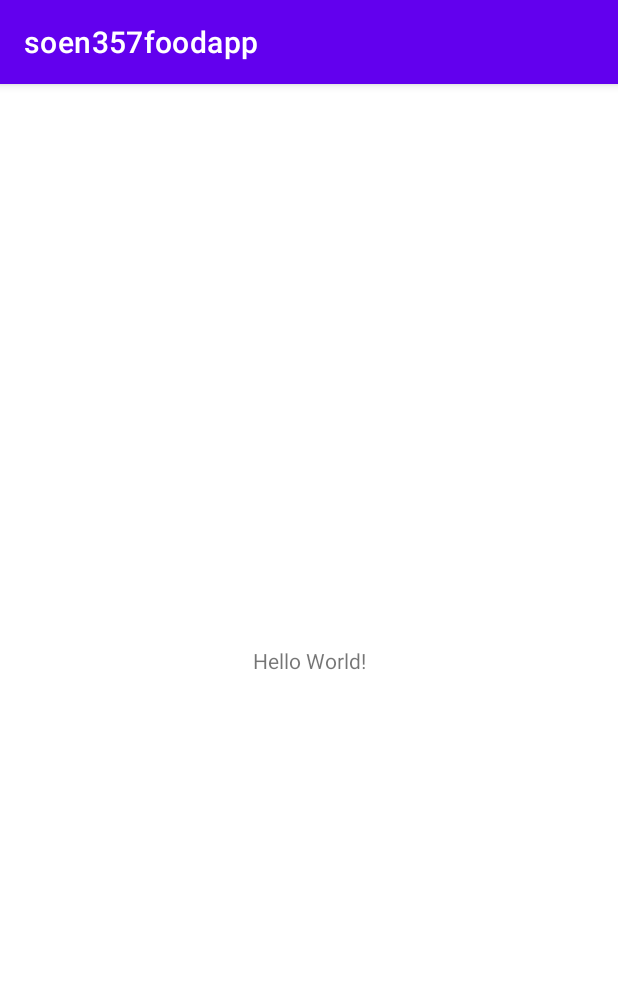
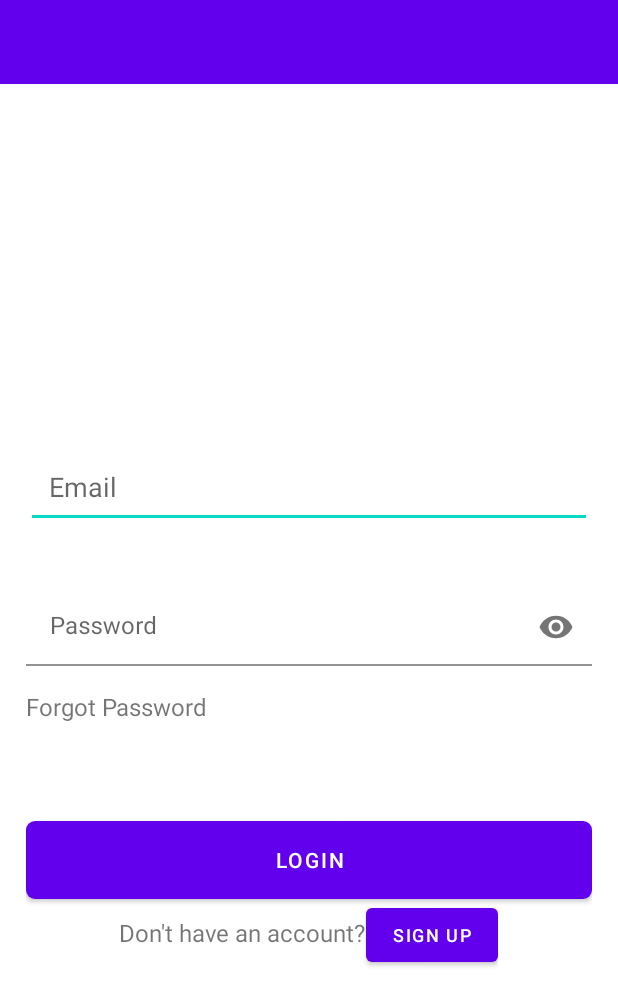
Before and after one commit to A-BAKLEH/soen357foodapp, an Android app: the screen it shows after launch (MainActivity before the commit, Login after it), on a phone screen of 412 x 824 dp. Shown: the top 1006 px of the screen. Run offline under Robolectric (Android 15) with nearby library versions, the phone set to English and light mode, and no system bars.

Commit message:
simple signup and login page, not complete

```diff
--- a/app/build.gradle
+++ b/app/build.gradle
@@ -1,5 +1,11 @@
 plugins {
     id 'com.android.application'
+}
+task wrapper(type: Wrapper){
+    gradleVersion = '7.2'
+}
+task prepareKotlinBuildScriptModel {
+
 }
 
 android {
--- /dev/null
+++ b/app/src/main/java/com/example/soen357foodapp/Login.java
@@ -0,0 +1,79 @@
+package com.example.soen357foodapp;
+
+import androidx.appcompat.app.AppCompatActivity;
+
+import android.content.Intent;
+import android.content.SharedPreferences;
+import android.os.Bundle;
+import android.view.View;
+import android.widget.Button;
+import android.widget.EditText;
+import android.widget.TextView;
+import android.widget.Toast;
+
+import java.util.Objects;
+
+
+public class Login extends AppCompatActivity {
+
+    protected EditText emailLogin, passwordLogin;
+    protected Button buttonLogin;
+    protected TextView noAccountText, sign_up;
+
+    @Override
+    protected void onCreate(Bundle savedInstanceState) {
+        super.onCreate(savedInstanceState);
+        setContentView(R.layout.activity_login);
+
+        emailLogin = findViewById(R.id.login_email);
+        passwordLogin = findViewById(R.id.login_password);
+        buttonLogin = findViewById(R.id.login_button);
+        noAccountText = findViewById(R.id.no_account_text);
+        //sign_up = findViewById(R.id.signup_on_login);
+
+        Objects.requireNonNull(getSupportActionBar()).setElevation(0f);
+        getSupportActionBar().setTitle(null);
+
+
+        buttonLogin.setOnClickListener(new View.OnClickListener() {
+            @Override
+            public void onClick(View view) {
+                if(emailLogin.getText().length() > 0 && passwordLogin.getText().length() > 0){
+
+                    openMain();
+
+                }
+
+            }
+        });
+
+        Button btn2 = (Button)findViewById(R.id.signup_on_login);
+
+        btn2.setOnClickListener(new View.OnClickListener() {
+            @Override
+            public void onClick(View view) {
+
+                Intent intent = new Intent(getApplicationContext(), Registration.class);
+                startActivity(intent);
+                //startActivity(new Intent(Login.this, Registration.class));
+            }
+        });
+/*
+        sign_up.setOnClickListener(new View.OnClickListener() {
+            @Override
+            public void onClick(View view) {
+                openMain();
+            }
+        });
+*/
+    }
+
+    public void openMain()
+    {
+        Intent intent = new Intent(getApplicationContext(), MainActivity.class);
+        intent.addFlags(Intent.FLAG_ACTIVITY_CLEAR_TASK | Intent.FLAG_ACTIVITY_NEW_TASK);
+        intent.putExtra("login_result", true);
+        startActivity(intent);
+    }
+
+}
--- /dev/null
+++ b/app/src/main/res/drawable/save_button.xml
@@ -0,0 +1,15 @@
+<?xml version="1.0" encoding="utf-8"?>
+<selector xmlns:android="http://schemas.android.com/apk/res/android" >
+    <item android:state_pressed="true" >
+        <shape android:shape="rectangle" >
+            <stroke android:width="2dip" android:color="#E8F4EA" />
+            <solid android:color="#E8F4EA" />
+        </shape>
+    </item>
+    <item >
+        <shape android:shape="rectangle"  >
+            <corners android:radius="6dip" />
+            <solid android:color="#E8F4EA"/>
+        </shape>
+    </item>
+</selector>
--- a/app/src/main/res/layout/activity_login.xml
+++ b/app/src/main/res/layout/activity_login.xml
@@ -3,7 +3,147 @@
     xmlns:app="http://schemas.android.com/apk/res-auto"
     xmlns:tools="http://schemas.android.com/tools"
     android:layout_width="match_parent"
+
     android:layout_height="match_parent"
-    tools:context=".LoginActivity">
+    tools:layout_editor_absoluteX="-10dp"
+    tools:layout_editor_absoluteY="0dp">
+
+
+    <FrameLayout
+        android:id="@+id/login_header"
+        android:layout_width="match_parent"
+        android:layout_height="wrap_content"
+        app:layout_constraintTop_toTopOf="parent"
+        app:layout_constraintStart_toStartOf="parent" >
+        <LinearLayout
+            android:layout_width="match_parent"
+            android:layout_height="wrap_content"
+            android:orientation="horizontal">
+            <Space
+                android:layout_width="wrap_content"
+                android:layout_height="match_parent"
+                android:layout_weight="1"
+                />
+            <ImageView
+                android:id="@+id/imageView2"
+                android:layout_gravity="center"
+                android:layout_width="48dp"
+                android:layout_height="wrap_content"
+                app:layout_constraintEnd_toEndOf="parent"
+                app:layout_constraintStart_toStartOf="parent"
+                app:layout_constraintTop_toTopOf="parent"/>
+
+            <TextView
+                android:id="@+id/textView"
+                android:layout_width="0dp"
+                android:layout_height="wrap_content"
+                android:layout_gravity="center"
+                android:layout_weight="3"
+                android:textColor="@android:color/white"
+                android:textSize="48sp"
+                android:textStyle="bold" />
+
+
+        </LinearLayout>
+
+    </FrameLayout>
+
+
+    <LinearLayout
+        android:layout_width="match_parent"
+        android:layout_height="wrap_content"
+        android:orientation="vertical"
+        android:padding="17dp"
+        app:layout_constraintBottom_toBottomOf="parent"
+        app:layout_constraintLeft_toLeftOf="parent"
+        app:layout_constraintTop_toBottomOf="@+id/login_header">
+
+        <EditText
+            android:id="@+id/login_email"
+            android:layout_width="match_parent"
+            android:layout_height="54dp"
+            android:drawablePadding="15dp"
+            android:ems="10"
+            android:hint="Email"
+            android:inputType="textEmailAddress"
+            android:padding="15dp"
+            android:textColor="@color/black"
+            tools:ignore="TextContrastCheck" />
+
+        <com.google.android.material.textfield.TextInputLayout
+            android:id="@+id/textInputLayout"
+            android:layout_width="match_parent"
+            android:layout_height="52dp"
+            android:layout_marginTop="40dp"
+            app:passwordToggleEnabled="true">
+
+            <EditText
+                android:id="@+id/login_password"
+                android:layout_width="match_parent"
+                android:layout_height="52dp"
+                android:background="@android:color/transparent"
+                android:drawablePadding="15dp"
+                android:ems="10"
+                android:hint="Password"
+                android:inputType="textPassword"
+                android:padding="15dp"
+                android:textColor="@color/black" />
+        </com.google.android.material.textfield.TextInputLayout>
+
+
+        <TextView
+            android:id="@+id/forgot_pword_text"
+            android:layout_width="wrap_content"
+            android:layout_height="wrap_content"
+            android:layout_marginTop="16dp"
+            android:layout_marginEnd="16dp"
+            android:text="Forgot Password"
+            android:textSize="16sp"
+            app:layout_constraintEnd_toEndOf="parent"
+            app:layout_constraintHorizontal_bias="0.996"
+            app:layout_constraintStart_toStartOf="parent"
+            app:layout_constraintTop_toBottomOf="@+id/textInputLayout" />
+
+        <Button
+            android:id="@+id/login_button"
+            android:layout_width="match_parent"
+            android:layout_height="52dp"
+            android:layout_marginTop="65dp"
+            android:background="@drawable/save_button"
+            android:text="Login"
+            android:textColor="#FFFFFF"
+            app:layout_constraintEnd_toEndOf="parent"
+            app:layout_constraintStart_toStartOf="parent"
+            app:layout_constraintTop_toBottomOf="@+id/textInputLayout" />
+        <LinearLayout
+            android:layout_width="wrap_content"
+            android:layout_height="match_parent"
+            android:orientation="horizontal"
+            android:layout_gravity="center_horizontal"
+            >
+            <TextView
+                android:id="@+id/no_account_text"
+                android:layout_width="wrap_content"
+                android:layout_height="wrap_content"
+                android:text="Don't have an account?"
+                android:textSize="16sp"
+                />
+            <Button
+
+                android:id="@+id/signup_on_login"
+                android:layout_width="wrap_content"
+                android:padding="4dp"
+                android:layout_height="wrap_content"
+                android:clickable="true"
+                android:focusable="true"
+                android:text="Sign up"
+                android:textSize="12sp" />
+
+
+        </LinearLayout>
+
+    </LinearLayout>
+
+
 
 </androidx.constraintlayout.widget.ConstraintLayout>
--- a/app/src/main/res/layout/activity_main.xml
+++ b/app/src/main/res/layout/activity_main.xml
@@ -9,10 +9,13 @@
     <TextView
         android:layout_width="wrap_content"
         android:layout_height="wrap_content"
-        android:text="Hello World!"
+        android:text="Hello !"
         app:layout_constraintBottom_toBottomOf="parent"
         app:layout_constraintEnd_toEndOf="parent"
         app:layout_constraintStart_toStartOf="parent"
-        app:layout_constraintTop_toTopOf="parent" />
+        app:layout_constraintTop_toTopOf="parent"
+        />
+
+
 
 </androidx.constraintlayout.widget.ConstraintLayout>
```
Also changed, not shown: app/src/main/AndroidManifest.xml (+5 -6 lines), app/src/main/java/com/example/soen357foodapp/LoginActivity.java (deleted, +0 -14 lines), app/src/main/java/com/example/soen357foodapp/MainActivity.java (+15 -1 lines), app/src/main/java/com/example/soen357foodapp/Registration.java (added, +81 -0 lines), app/src/main/res/layout/activity_register.xml (added, +175 -0 lines), app/gradle/wrapper/gradle-wrapper.properties (added), 3 other files.
